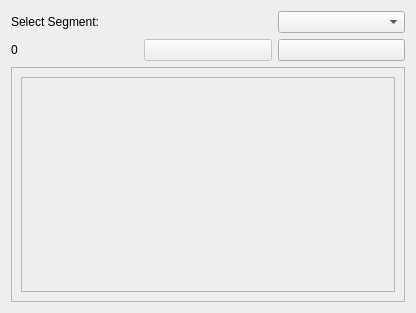
Old version of the form screen_manager.ui in the repository NikEfth/PPDD.
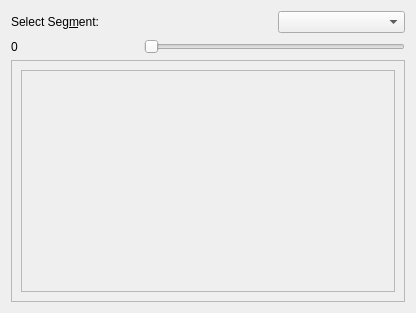
New version of the form. Icons and pictures are not drawn.

The edit to the form file:
```diff
--- a/screen_manager.ui
+++ b/screen_manager.ui
@@ -16,33 +16,8 @@
   <layout class="QGridLayout" name="gridLayout_2">
    <item row="0" column="0">
     <layout class="QGridLayout" name="gridLayout">
-     <item row="1" column="2">
-      <widget class="QPushButton" name="go_right">
-       <property name="text">
-        <string/>
-       </property>
-       <property name="icon">
-        <iconset theme="go-next">
-         <normaloff>.</normaloff>.</iconset>
-       </property>
-      </widget>
-     </item>
-     <item row="1" column="1">
-      <widget class="QPushButton" name="go_left">
-       <property name="enabled">
-        <bool>false</bool>
-       </property>
-       <property name="text">
-        <string/>
-       </property>
-       <property name="icon">
-        <iconset theme="go-previous">
-         <normaloff>.</normaloff>.</iconset>
-       </property>
-      </widget>
-     </item>
      <item row="0" column="2">
-      <widget class="QComboBox" name="comboBox"/>
+      <widget class="QComboBox" name="selectSeg_cmb"/>
      </item>
      <item row="1" column="0">
       <widget class="QLabel" name="posss">
@@ -54,7 +29,10 @@
      <item row="0" column="0" colspan="2">
       <widget class="QLabel" name="label">
        <property name="text">
-        <string>Select Segment:</string>
+        <string>Select Seg&amp;ment:</string>
+       </property>
+       <property name="buddy">
+        <cstring>selectSeg_cmb</cstring>
        </property>
       </widget>
      </item>
@@ -92,7 +70,7 @@
                <x>0</x>
                <y>0</y>
                <width>372</width>
-               <height>205</height>
+               <height>213</height>
               </rect>
              </property>
              <layout class="QGridLayout" name="gridLayout_6">
@@ -108,6 +86,13 @@
        </layout>
       </widget>
      </item>
+     <item row="1" column="1" colspan="2">
+      <widget class="QSlider" name="posSelect_scrbr">
+       <property name="orientation">
+        <enum>Qt::Horizontal</enum>
+       </property>
+      </widget>
+     </item>
     </layout>
    </item>
   </layout>
```
Left out of the diff: 4 changed lines with no effect on the pictures.
